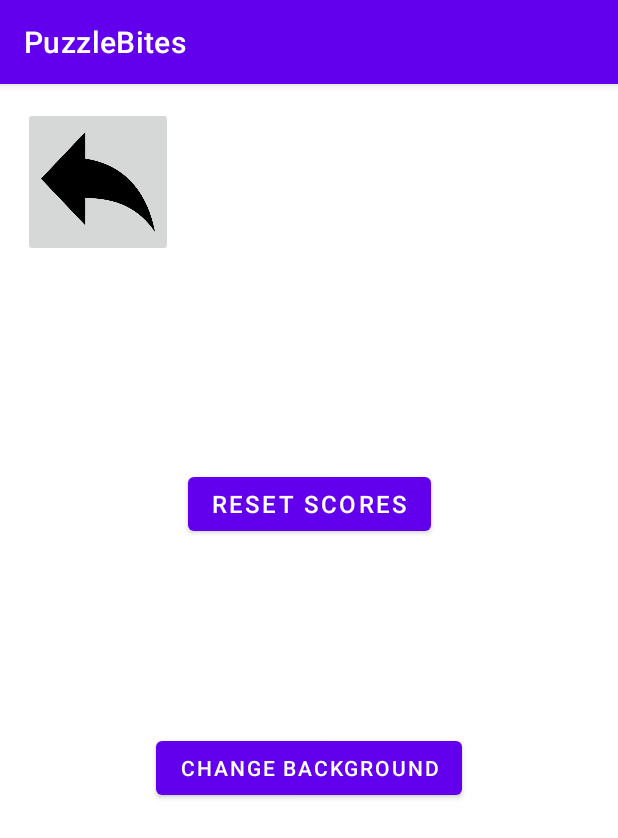
After one commit to kcharris/PuzzleBitesGame, an Android app: the setting screen opened directly, with no data from a screen before it, on a phone screen of 412 x 824 dp. The commit adds this screen. Shown: the top 838 px of the screen. Run offline under Robolectric (Android 15) with nearby library versions, the phone set to English and light mode, and no system bars.

Commit message:
Added Settings xml and java
Implemented the Settings page and made a method for the settings button, though the class call does not work

```diff
--- a/app/src/main/AndroidManifest.xml
+++ b/app/src/main/AndroidManifest.xml
@@ -30,6 +30,18 @@
                 <category android:name="android.intent.category.LAUNCHER" />
             </intent-filter>
         </activity>
+        <activity
+            android:name=".setting"
+            android:exported="true">
+            <intent-filter>
+                <action android:name="android.intent.action.MAIN" />
+
+                <category android:name="android.intent.category.LAUNCHER" />
+            </intent-filter>
+            <meta-data
+                android:name="android.app.lib_name"
+                android:value="" />
+        </activity>
     </application>
 
 </manifest>
--- a/app/src/main/java/com/example/puzzlebites/MainActivity.java
+++ b/app/src/main/java/com/example/puzzlebites/MainActivity.java
@@ -6,8 +6,10 @@ import androidx.activity.result.ActivityResultLauncher;
 import androidx.activity.result.contract.ActivityResultContracts;
 import androidx.appcompat.app.AppCompatActivity;
 
+import android.app.Activity;
 import android.content.Intent;
 import android.os.Bundle;
+import android.view.View;
 
 public class MainActivity extends AppCompatActivity {
 
@@ -23,7 +25,7 @@ public class MainActivity extends AppCompatActivity {
                         /*My plan is to use one ActivityResult for the exit button and
                             the back space (returnBTN) button
                           "Exit" will be the exitBTN, else will be the returnBTN
-                        */
+                           */
                         int resultTrophy = trophyPageExit.getResultCode();
                         Intent trophyData = trophyPageExit.getData();
                         if(trophyData.getBooleanExtra("Return", false)) {
@@ -32,5 +34,17 @@ public class MainActivity extends AppCompatActivity {
                     }
                 }
         );
+
+
     }
+
+
+/*
+    public void settings(View v)
+    {
+        Intent settings = new Intent(this, setting.class);
+        mStartForResult.launch(settings);
+    }
+
+ */
 }
--- /dev/null
+++ b/app/src/main/java/com/example/puzzlebites/setting.java
@@ -0,0 +1,26 @@
+package com.example.puzzlebites;
+
+import androidx.appcompat.app.AppCompatActivity;
+
+import android.app.Activity;
+import android.content.Intent;
+import android.os.Bundle;
+import android.view.View;
+
+public class setting extends AppCompatActivity {
+
+    @Override
+    protected void onCreate(Bundle savedInstanceState) {
+        super.onCreate(savedInstanceState);
+        setContentView(R.layout.activity_setting);
+    }
+
+    public void returnHome(View v)
+    {
+        Intent mainIntent = new Intent(this, MainActivity.class);
+        mainIntent.putExtra("Return", 0);
+        setResult(Activity.RESULT_OK, mainIntent);
+        finish();
+    }
+
+}
--- /dev/null
+++ b/app/src/main/res/layout/activity_setting.xml
@@ -0,0 +1,51 @@
+<?xml version="1.0" encoding="utf-8"?>
+<androidx.constraintlayout.widget.ConstraintLayout xmlns:android="http://schemas.android.com/apk/res/android"
+    xmlns:app="http://schemas.android.com/apk/res-auto"
+    xmlns:tools="http://schemas.android.com/tools"
+    android:layout_width="match_parent"
+    android:layout_height="match_parent"
+    tools:context=".setting">
+
+    <ImageButton
+        android:id="@+id/returnSetBTN"
+        android:layout_width="100dp"
+        android:layout_height="100dp"
+        android:layout_marginStart="15dp"
+        android:layout_marginTop="15dp"
+        android:onClick="returnHome"
+        android:scaleType="fitXY"
+        app:layout_constraintBottom_toBottomOf="parent"
+        app:layout_constraintEnd_toEndOf="parent"
+        app:layout_constraintHorizontal_bias="0.0"
+        app:layout_constraintStart_toStartOf="parent"
+        app:layout_constraintTop_toTopOf="parent"
+        app:layout_constraintVertical_bias="0.0"
+        app:srcCompat="@drawable/backarrow" />
+
+    <Button
+        android:id="@+id/resetBTN"
+        android:layout_width="wrap_content"
+        android:layout_height="wrap_content"
+        android:layout_marginTop="256dp"
+        android:text="RESET SCORES"
+        android:textSize="16sp"
+        app:layout_constraintBottom_toBottomOf="parent"
+        app:layout_constraintEnd_toEndOf="parent"
+        app:layout_constraintHorizontal_bias="0.5"
+        app:layout_constraintStart_toStartOf="parent"
+        app:layout_constraintTop_toTopOf="parent"
+        app:layout_constraintVertical_bias="0.0" />
+
+    <Button
+        android:id="@+id/changeBgdBTN"
+        android:layout_width="wrap_content"
+        android:layout_height="wrap_content"
+        android:layout_marginTop="128dp"
+        android:text="CHANGE BACKGROUND"
+        app:layout_constraintBottom_toBottomOf="parent"
+        app:layout_constraintEnd_toEndOf="parent"
+        app:layout_constraintHorizontal_bias="0.5"
+        app:layout_constraintStart_toStartOf="parent"
+        app:layout_constraintTop_toBottomOf="@id/resetBTN"
+        app:layout_constraintVertical_bias="0.0" />
+</androidx.constraintlayout.widget.ConstraintLayout>
```
